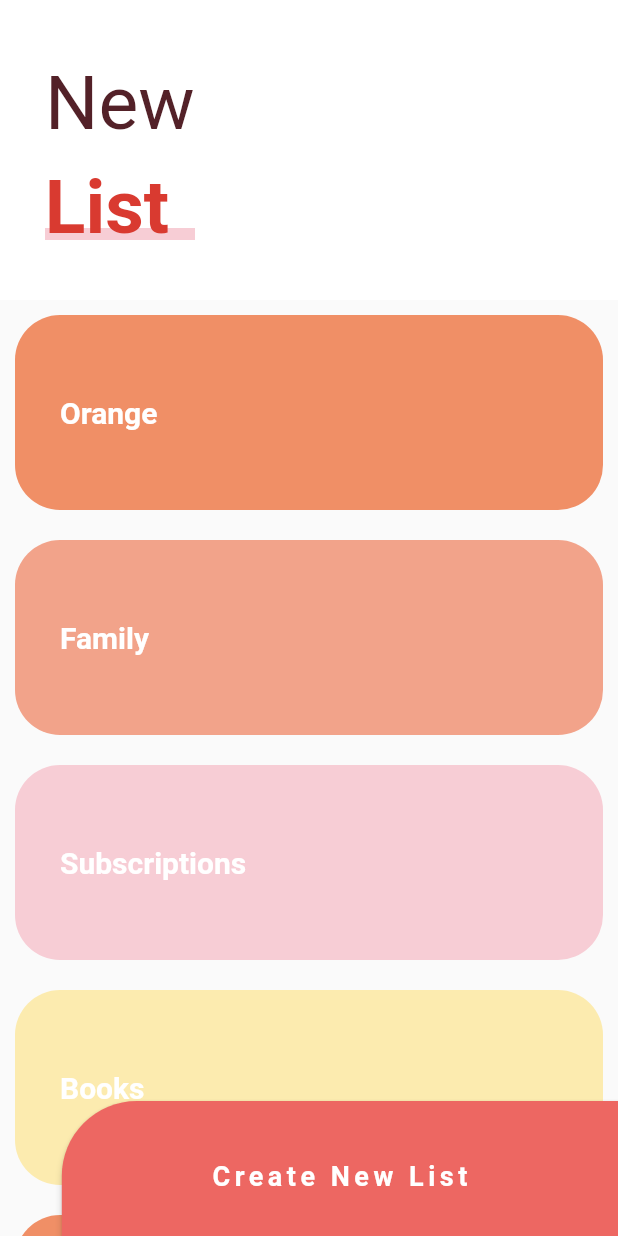
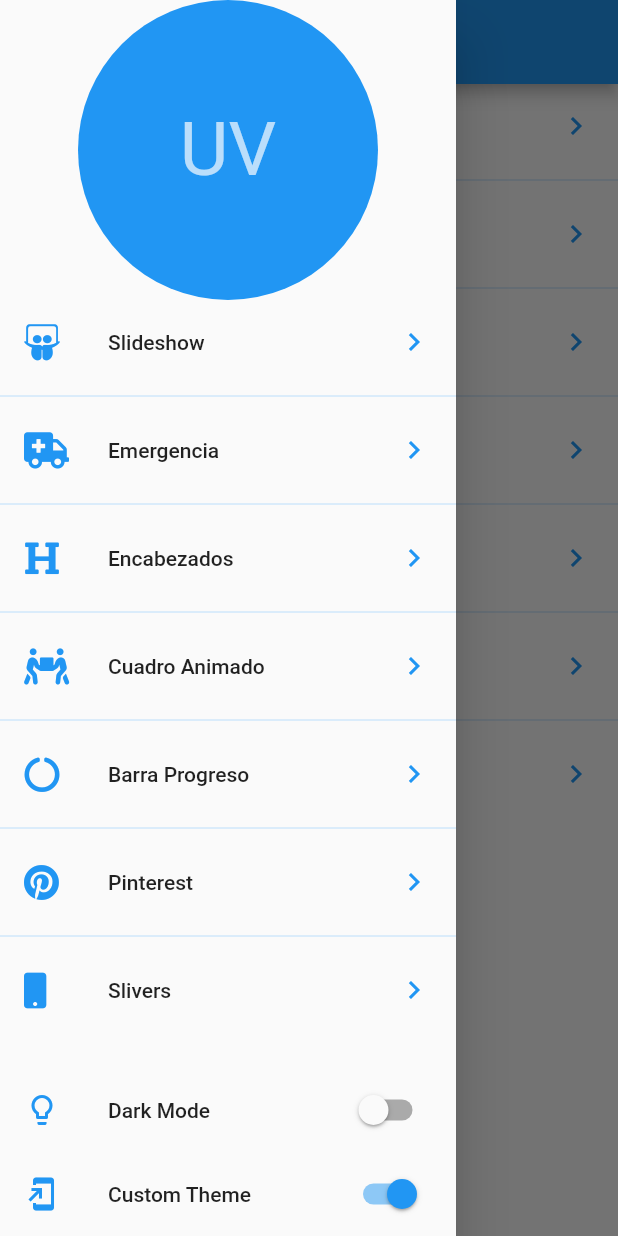
Before and after one commit to DarkHachi/disenos, a Flutter app: the screen it shows after launch, with the side drawer open (before the commit the screen has no drawer), on a phone screen of 412 x 824 dp. Run offline on Flutter 3.47's test engine with Material 2 defaults, Android fonts, the phone set to English and light mode, and no system bars; our stand-ins replace animate_do, flutter_svg, font_awesome_flutter.

Commit message:
Fin Seccion 10

```diff
--- a/lib/main.dart
+++ b/lib/main.dart
@@ -1,19 +1,23 @@
+import 'package:disenos/src/theme/theme.dart';
 import 'package:flutter/material.dart';
+import 'package:provider/provider.dart';
 
+import 'src/pages/launcher_page.dart';
 
-import 'src/pages/sliver_list_page.dart';
-
-void main() => runApp(MyApp());
+void main() => runApp(
+    ChangeNotifierProvider(create: (_) => ThemeChanger(3), child: MyApp()));
 
 class MyApp extends StatelessWidget {
   @override
   Widget build(BuildContext context) {
+    final currentTheme = Provider.of<ThemeChanger>(context).currentTheme;
     return MaterialApp(
+      theme: currentTheme,
       debugShowCheckedModeBanner: false,
       title: 'Diseños App',
       initialRoute: 'home',
       routes: {
-        'home': (BuildContext context) => SliverListPage(),
+        'home': (BuildContext context) => LauncherPage(),
       },
     );
   }
--- a/lib/src/pages/headers_page.dart
+++ b/lib/src/pages/headers_page.dart
@@ -1,11 +1,14 @@
+import 'package:disenos/src/theme/theme.dart';
 import 'package:disenos/src/widgets/headers.dart';
 import 'package:flutter/material.dart';
+import 'package:provider/provider.dart';
 
 import '../widgets/headers.dart';
 
 class HeadersPage extends StatelessWidget {
   @override
   Widget build(BuildContext context) {
-    return Scaffold(body: HeaderWave());
+    final accentColor = Provider.of<ThemeChanger>(context).currentTheme.accentColor;
+    return Scaffold(body: HeaderWave(color: accentColor,));
   }
 }
--- /dev/null
+++ b/lib/src/pages/launcher_page.dart
@@ -0,0 +1,92 @@
+import 'package:flutter/material.dart';
+
+import 'package:provider/provider.dart';
+import 'package:disenos/src/theme/theme.dart';
+
+import 'package:font_awesome_flutter/font_awesome_flutter.dart';
+import 'package:disenos/src/routes/routes.dart';
+
+
+class LauncherPage extends StatelessWidget {
+
+  @override
+  Widget build(BuildContext context) {
+    return Scaffold(
+      appBar: AppBar(
+        title: Text('Diseños en Flutter'),
+      ),
+      drawer: _MenuPrincipal(),
+      body: _ListaOpciones(),
+   );
+  }
+}
+
+class _ListaOpciones extends StatelessWidget {
+
+  @override
+  Widget build(BuildContext context) {
+
+    final appTheme = Provider.of<ThemeChanger>(context).currentTheme;
+
+    return ListView.separated(
+      physics: BouncingScrollPhysics(),
+      separatorBuilder: (BuildContext context, int index) =>Divider(
+        color: appTheme.primaryColorLight,
+      ),
+      itemCount: pageRoutes.length,
+      itemBuilder: (BuildContext context, int index) =>ListTile(
+        leading: FaIcon(pageRoutes[index].icon,color: appTheme.accentColor,),
+        title: Text(pageRoutes[index].titulo),
+        trailing: Icon(Icons.chevron_right,color: appTheme.accentColor,),
+        onTap: (){
+          Navigator.push(context, MaterialPageRoute(builder: (context)=>pageRoutes[index].page));
+        },
+      ),
+    );
+  }
+}
+
+class _MenuPrincipal extends StatelessWidget {
+
+
+  @override
+  Widget build(BuildContext context) {
+  final appTheme = Provider.of<ThemeChanger>(context);
+  final accentColor = appTheme.currentTheme.accentColor;
+    return Drawer(
+      child: Container(
+        child: Column(
+          children: [
+            SafeArea(
+              child: Container(
+                width: double.infinity,
+                height: 200,
+                child: CircleAvatar(
+                  backgroundColor: accentColor,
+                  child: Text('UV',style: TextStyle(fontSize: 50),),
+                ),
+              ),
+            ),
+            Expanded(child: _ListaOpciones()),
+            ListTile(
+              leading: Icon(Icons.lightbulb_outline,color: accentColor,),
+              title: Text('Dark Mode'),
+              trailing: Switch.adaptive(value: appTheme.darkTheme, onChanged: (value)=>appTheme.darkTheme = value),
+            ),
+            SafeArea(
+              bottom: true,
+              top: false,
+              left:false,
+              right: false,
+              child: ListTile(
+                leading: Icon(Icons.add_to_home_screen,color: accentColor,),
+                title: Text('Custom Theme'),
+                trailing: Switch.adaptive(value: appTheme.customTheme, onChanged: (value)=>appTheme.customTheme = value),
+              ),
+            ),
+          ],
+        ),
+      ),
+    );
+  }
+}
--- a/lib/src/pages/sliver_list_page.dart
+++ b/lib/src/pages/sliver_list_page.dart
@@ -1,4 +1,6 @@
+import 'package:disenos/src/theme/theme.dart';
 import 'package:flutter/material.dart';
+import 'package:provider/provider.dart';
 
 class SliverListPage extends StatelessWidget {
   @override
@@ -24,6 +26,7 @@ class _BotonNewList extends StatelessWidget {
   @override
   Widget build(BuildContext context) {
     final size = MediaQuery.of(context).size;
+    final appTheme = Provider.of<ThemeChanger>(context);
     return ButtonTheme(
       minWidth: size.width*0.9,
       height: 100,
@@ -31,9 +34,9 @@ class _BotonNewList extends StatelessWidget {
         shape: RoundedRectangleBorder(
           borderRadius: BorderRadius.only(topLeft: Radius.circular(50))
         ),
-        color: Color(0xffED6762),
+        color: (appTheme.darkTheme)?appTheme.currentTheme.accentColor: Color(0xffED6762),
         onPressed: () {  },
-        child: Text('Create New List',style: TextStyle(color: Colors.white,fontSize: 18,fontWeight: FontWeight.bold,letterSpacing: 3),),
+        child: Text('Create New List',style: TextStyle(color: appTheme.currentTheme.scaffoldBackgroundColor,fontSize: 18,fontWeight: FontWeight.bold,letterSpacing: 3),),
         ),
     );
   }
@@ -62,6 +65,7 @@ class _MainScroll extends StatelessWidget {
 
   @override
   Widget build(BuildContext context) {
+    final appTheme = Provider.of<ThemeChanger>(context).currentTheme;
     return CustomScrollView(
       physics: BouncingScrollPhysics(),
       slivers: [
@@ -70,7 +74,7 @@ class _MainScroll extends StatelessWidget {
             delegate: _SliverCustomHeaderDelegate(
                 minheight: 170, maxheight: 200, child: Container(
                   alignment: Alignment.centerLeft,
-                  color: Colors.white,
+                  color: appTheme.scaffoldBackgroundColor,
                   child: _Titulo(),
                 ))),
         SliverList(delegate: SliverChildListDelegate([...items, SizedBox(height: 100,)]))
@@ -112,6 +116,7 @@ class _SliverCustomHeaderDelegate extends SliverPersistentHeaderDelegate {
 class _Titulo extends StatelessWidget {
   @override
   Widget build(BuildContext context) {
+    final appTheme = Provider.of<ThemeChanger>(context);
     return Column(
       children: [
         SizedBox(height: 30),
@@ -119,7 +124,7 @@ class _Titulo extends StatelessWidget {
             margin: EdgeInsets.symmetric(horizontal: 30, vertical: 10),
             child: Text(
               'New',
-              style: TextStyle(color: Color(0xff532128), fontSize: 50),
+              style: TextStyle(color:(appTheme.darkTheme)?Colors.grey:Color(0xff532128), fontSize: 50),
             )),
         Stack(
           children: [
@@ -129,7 +134,7 @@ class _Titulo extends StatelessWidget {
               child: Container(
                 width: 150,
                 height: 8,
-                color: Color(0xffF7CDD5),
+                color: (appTheme.darkTheme)?Colors.grey:Color(0xffF7CDD5),
               ),
             ),
             Container(
@@ -148,39 +153,22 @@ class _Titulo extends StatelessWidget {
   }
 }
 
-// class _ListaTareas extends StatelessWidget {
-//   final items = [
-//     _ListItem('Orange', Color(0xffF08F66)),
-//     _ListItem('Family', Color(0xffF2A38A)),
-//     _ListItem('Subscriptions', Color(0xffF7CDD5)),
-//     _ListItem('Books', Color(0xffFCEBAF)),
-//     _ListItem('Orange', Color(0xffF08F66)),
-//     _ListItem('Family', Color(0xffF2A38A)),
-//     _ListItem('Subscriptions', Color(0xffF7CDD5)),
-//     _ListItem('Books', Color(0xffFCEBAF)),
-//   ];
-
-//   @override
-//   Widget build(BuildContext context) {
-//     return ListView.builder(
-//         itemCount: items.length,
-//         itemBuilder: (BuildContext context, int index) => items[index]);
-//   }
-// }
 
 class _ListItem extends StatelessWidget {
   final String titulo;
   final Color color;
 
-  const _ListItem(this.titulo, this.color);
+  _ListItem(this.titulo, this.color);
 
   @override
   Widget build(BuildContext context) {
+    final appTheme = Provider.of<ThemeChanger>(context);
     return Container(
       child: Text(
         titulo,
         style: TextStyle(
-            color: Colors.white, fontWeight: FontWeight.bold, fontSize: 20),
+            color: Colors.white,
+            fontWeight: FontWeight.bold,fontSize: 20),
       ),
       padding: EdgeInsets.all(30),
       alignment: Alignment.centerLeft,
@@ -188,7 +176,7 @@ class _ListItem extends StatelessWidget {
       width: 100,
       margin: EdgeInsets.all(10),
       decoration: BoxDecoration(
-        color: color,
+        color: (appTheme.darkTheme)?appTheme.currentTheme.primaryColorLight:color,
         borderRadius: BorderRadius.circular(30),
       ),
     );
--- /dev/null
+++ b/lib/src/routes/routes.dart
@@ -0,0 +1,34 @@
+import 'package:disenos/src/pages/emergency_page.dart';
+import 'package:disenos/src/pages/graficas_circulares_page.dart';
+import 'package:disenos/src/pages/headers_page.dart';
+import 'package:disenos/src/pages/pinterest_page.dart';
+import 'package:disenos/src/pages/slideshow_page.dart';
+import 'package:disenos/src/pages/sliver_list_page.dart';
+import 'package:disenos/src/retos/cuadrado_animado_page.dart';
+import 'package:flutter/material.dart';
+import 'package:font_awesome_flutter/font_awesome_flutter.dart';
+
+final pageRoutes = <_Route>[
+
+  _Route(FontAwesomeIcons.slideshare, 'Slideshow', SlideshowPage()),
+  _Route(FontAwesomeIcons.ambulance, 'Emergencia', EmergencyPage()),
+  _Route(FontAwesomeIcons.heading, 'Encabezados', HeadersPage()),
+  _Route(FontAwesomeIcons.peopleCarry, 'Cuadro Animado', CuadradoAnimadoPage()),
+  _Route(FontAwesomeIcons.circleNotch, 'Barra Progreso', GraficasCircularesPage()),
+  _Route(FontAwesomeIcons.pinterest, 'Pinterest', PinterestPage()),
+  _Route(FontAwesomeIcons.mobile, 'Slivers', SliverListPage()),
+
+];
+
+
+class _Route{
+
+  final IconData icon;
+  final String titulo;
+  final Widget page;
+
+  _Route(this.icon, this.titulo, this.page);
+
+
+
+}
--- /dev/null
+++ b/lib/src/theme/theme.dart
@@ -0,0 +1,73 @@
+import 'package:flutter/material.dart';
+
+class ThemeChanger with ChangeNotifier {
+  bool _darkTheme = false;
+  bool _customTheme = false;
+
+  ThemeData _currentTheme = ThemeData.light();
+
+  bool get darkTheme => this._darkTheme;
+  bool get customTheme => this._customTheme;
+  ThemeData get currentTheme => this._currentTheme;
+
+  ThemeChanger(int theme) {
+    switch (theme) {
+      case 1: //light
+        _darkTheme = false;
+        _customTheme = false;
+        _currentTheme = ThemeData.light();
+        break;
+      case 2: //dark
+        _darkTheme = true;
+        _customTheme = false;
+        _currentTheme = ThemeData.dark().copyWith(
+          accentColor: Colors.pink
+        );
+        break;
+      case 3: //custom
+        _darkTheme = false;
+        _customTheme = true;
+        break;
+      default:
+        _darkTheme = false;
+        _customTheme = false;
+        _currentTheme = ThemeData.light();
+        break;
+    }
+  }
+
+  set darkTheme(bool value) {
+    _customTheme = false;
+    _darkTheme = value;
+    if (value) {
+      _currentTheme = ThemeData.dark().copyWith(
+        accentColor: Colors.pink
+      );
+    } else {
+      _currentTheme = ThemeData.light();
+    }
+    notifyListeners();
+  }
+
+  set customTheme(bool value) {
+    _customTheme = value;
+    _darkTheme = false;
+    if (value) {
+      _currentTheme = ThemeData.dark().copyWith(
+        accentColor:Color(0xff48A0EB),
+        primaryColorLight: Colors.white,
+        scaffoldBackgroundColor:Color(0xff16202B),
+        textTheme: TextTheme(
+          bodyText1: TextStyle(color: Colors.white)
+        ),
+        floatingActionButtonTheme: FloatingActionButtonThemeData(
+          backgroundColor: Color(0xff48A0EB),
+        )
+        // textTheme.bodyText1.color:
+      );
+    } else {
+      _currentTheme = ThemeData.light();
+    }
+    notifyListeners();
+  }
+}
```
Also changed, not shown: lib/src/pages/graficas_circulares_page.dart (+7 -4 lines), lib/src/pages/pinterest_page.dart (+5 -3 lines), lib/src/pages/slideshow_page.dart (+6 -4 lines), lib/src/widgets/headers.dart (+11 -2 lines), 1 other file.
